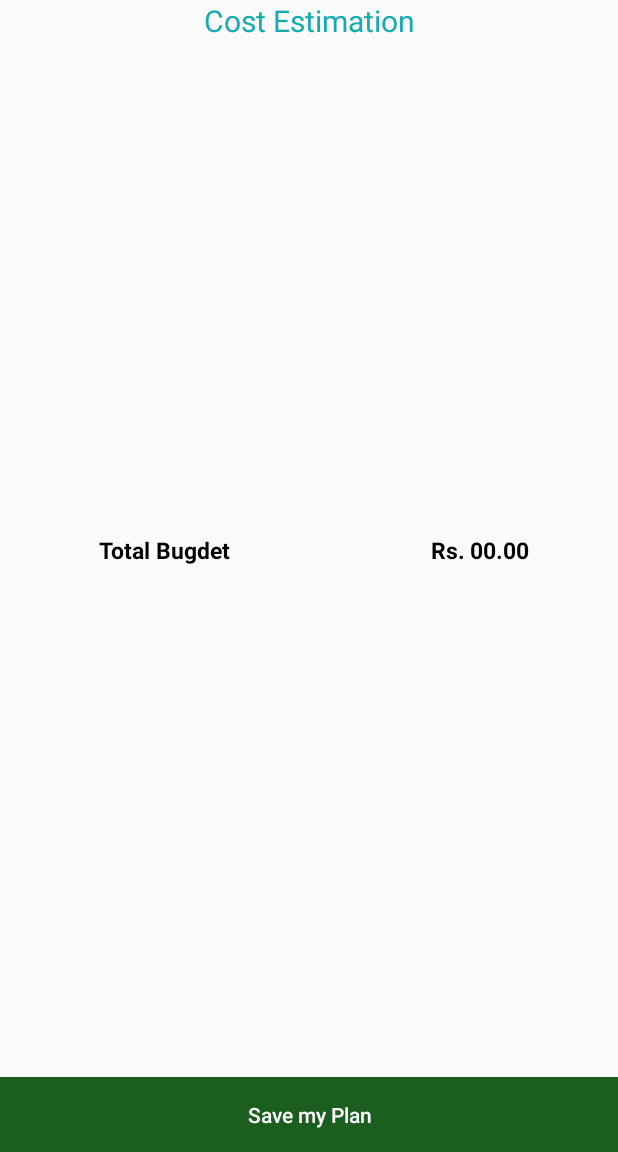
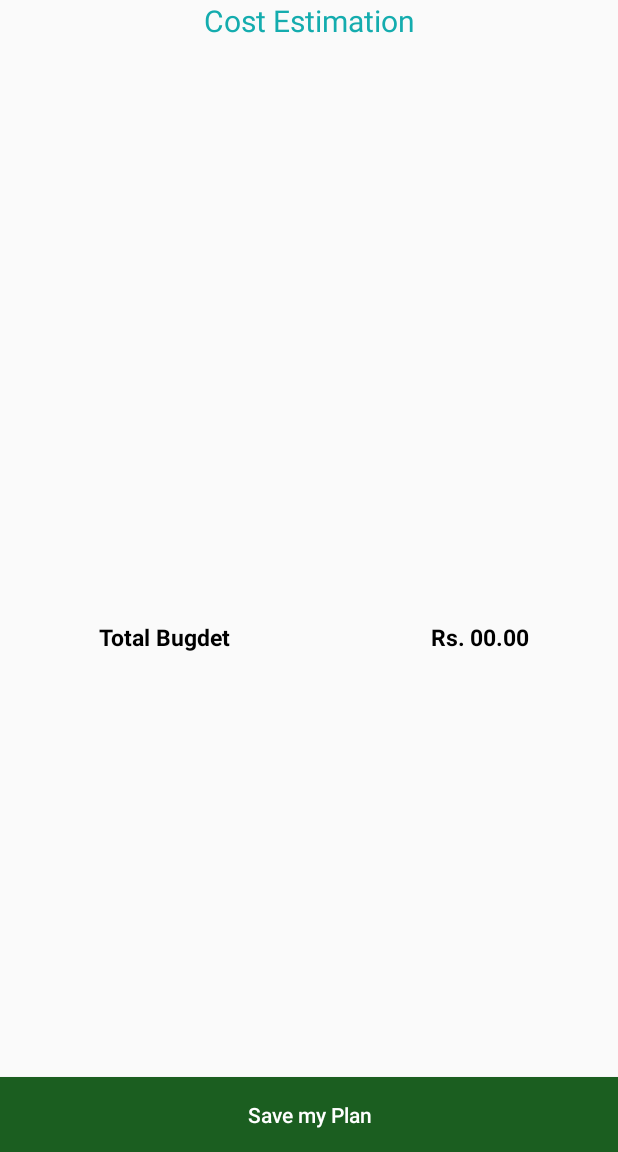
Before and after one commit to CrazyHeads/WayFarer, an Android app: the EstimationActivity screen opened directly, with no data from a screen before it, on a phone screen of 412 x 824 dp, the part 84-1236 px from its top. Run offline under Robolectric (Android 15) with nearby library versions, the light colour scheme and no system bars; our stand-ins replace Picasso; pictures from the network do not load; 2 statements that could not run were skipped.

Commit message:
Updated activity_estimation.xml

```diff
--- a/app/src/main/res/layout/activity_estimation.xml
+++ b/app/src/main/res/layout/activity_estimation.xml
@@ -26,10 +26,10 @@
                android:id="@+id/route_view"
                android:layout_width="fill_parent"
                android:layout_height="wrap_content"
-            android:layout_alignParentBottom="true"
+               android:layout_above="@+id/total_budget_text_view"
                android:layout_alignParentLeft="true"
                android:layout_alignParentStart="true"
-            android:layout_marginBottom="100dp"
+               android:layout_marginBottom="24dp"
                android:clickable="true"
                android:columnWidth="1000dp"
                android:drawSelectorOnTop="true"
@@ -46,13 +46,12 @@
                android:layout_alignParentBottom="true"
                android:layout_alignParentLeft="true"
                android:layout_alignParentStart="true"
-            android:layout_marginBottom="58dp"
                android:layout_marginLeft="66dp"
                android:layout_marginStart="66dp"
                android:text="Total Bugdet"
-            android:textStyle="bold"
                android:textColor="#000000"
-            android:textSize="15sp"/>
+               android:textSize="15sp"
+               android:textStyle="bold" />
 
         <TextView
             android:id="@+id/rupees_text_view"
@@ -108,5 +107,4 @@
         android:layout_alignParentStart="true"
         android:text="Save my Plan" />
 
-
 </RelativeLayout>
```
Lines whose indentation alone changed are shown as unchanged.
